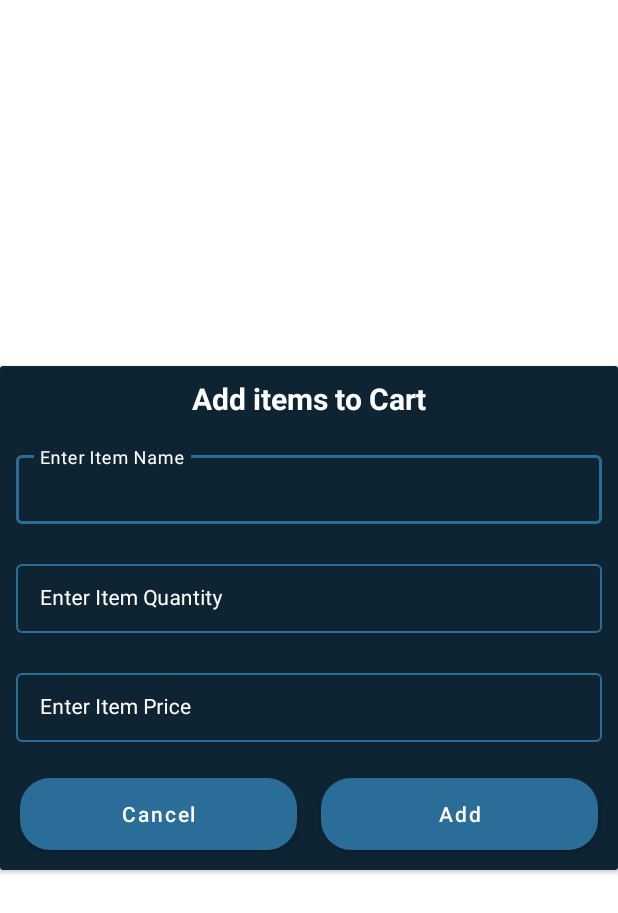
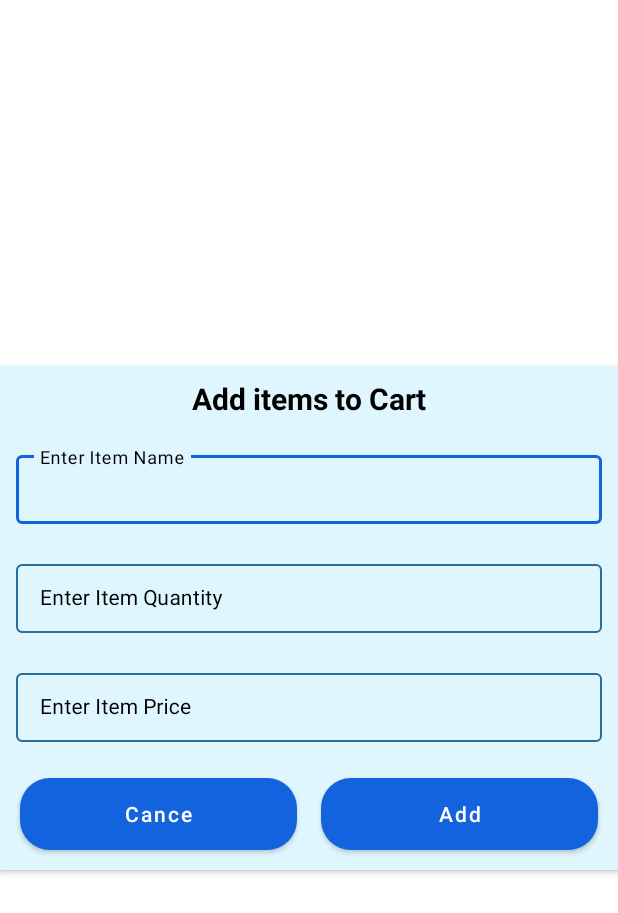
Before and after one commit to Suryansh1720001/Grocery-Application, an Android app: the layout grocery_add_dialog.xml on its own in the app's theme, with its tools: preview values and no code run, on a phone screen of 412 x 824 dp. Shown: the top 913 px of the screen. Run offline under Robolectric (Android 15) with nearby library versions, the phone set to English and light mode, and no system bars.

Commit message:
color theme changed

```diff
--- a/app/src/main/res/drawable/ic_delete.xml
+++ b/app/src/main/res/drawable/ic_delete.xml
@@ -1,5 +1,5 @@
 <vector android:height="24dp" android:tint="#000000"
     android:viewportHeight="24" android:viewportWidth="24"
     android:width="24dp" xmlns:android="http://schemas.android.com/apk/res/android">
-    <path android:fillColor="@android:color/white" android:pathData="M6,19c0,1.1 0.9,2 2,2h8c1.1,0 2,-0.9 2,-2V7H6v12zM19,4h-3.5l-1,-1h-5l-1,1H5v2h14V4z"/>
+    <path android:fillColor="@android:color/black" android:pathData="M6,19c0,1.1 0.9,2 2,2h8c1.1,0 2,-0.9 2,-2V7H6v12zM19,4h-3.5l-1,-1h-5l-1,1H5v2h14V4z"/>
 </vector>
--- a/app/src/main/res/layout/grocery_add_dialog.xml
+++ b/app/src/main/res/layout/grocery_add_dialog.xml
@@ -11,20 +11,25 @@
         android:background ="@color/blue_shade_1"
 
         >
+
         <TextView
             android:id="@+id/idTVHeading"
             android:layout_width="match_parent"
             android:layout_height="wrap_content"
+            android:layout_marginStart="4dp"
+            android:layout_marginLeft="4dp"
+            android:layout_marginTop="4dp"
+            android:layout_marginEnd="4dp"
+            android:layout_marginRight="4dp"
+            android:layout_marginBottom="4dp"
+            android:gravity="center"
+            android:padding="4dp"
             android:text="Add items to Cart"
             android:textAlignment="center"
-            android:gravity="center"
             android:textAllCaps="false"
-            android:textColor="@color/white"
-            android:textStyle="bold"
+            android:textColor="@color/black"
             android:textSize="20sp"
-            android:padding="4dp"
-            android:layout_margin="4dp"
-            />
+            android:textStyle="bold" />
 
         <LinearLayout
             android:layout_width="match_parent"
@@ -40,8 +45,8 @@
                 android:layout_margin="5dp"
                 android:hint="Enter Item Name"
                 android:padding="5dp"
-                android:textColorHint="@color/white"
-                app:hintTextColor="@color/white"
+                android:textColorHint="@color/black"
+                app:hintTextColor="@color/black"
                 >
 
                 <com.google.android.material.textfield.TextInputEditText
@@ -49,8 +54,8 @@
                     android:layout_height="wrap_content"
                     android:id="@+id/idEdItemName"
                     android:inputType="text"
-                    android:textColor="@color/white"
-                    android:textColorHint="@color/white"
+                    android:textColor="@color/black"
+                    android:textColorHint="@color/black"
                     android:textSize="14sp"
                     />
 
@@ -66,8 +71,8 @@
                 android:layout_margin="5dp"
                 android:hint="Enter Item Quantity"
                 android:padding="5dp"
-                android:textColorHint="@color/white"
-                app:hintTextColor="@color/white"
+                android:textColorHint="@color/black"
+                app:hintTextColor="@color/black"
                 >
 
                 <com.google.android.material.textfield.TextInputEditText
@@ -75,8 +80,8 @@
                     android:layout_height="wrap_content"
                     android:id="@+id/idEdItemQunatity"
                     android:inputType="number"
-                    android:textColor="@color/white"
-                    android:textColorHint="@color/white"
+                    android:textColor="@color/black"
+                    android:textColorHint="@color/black"
                     android:textSize="14sp"
                     />
 
@@ -91,8 +96,8 @@
                 android:layout_margin="5dp"
                 android:hint="Enter Item Price"
                 android:padding="5dp"
-                android:textColorHint="@color/white"
-                app:hintTextColor="@color/white"
+                android:textColorHint="@color/black"
+                app:hintTextColor="@color/black"
                 >
 
                 <com.google.android.material.textfield.TextInputEditText
@@ -100,8 +105,8 @@
                     android:layout_height="wrap_content"
                     android:id="@+id/idEdItemPrice"
                     android:inputType="number"
-                    android:textColor="@color/white"
-                    android:textColorHint="@color/white"
+                    android:textColor="@color/black"
+                    android:textColorHint="@color/black"
                     android:textSize="14sp"
                     />
 
@@ -122,7 +127,7 @@
                     android:layout_margin="8dp"
                     android:id="@+id/idBtnCancel"
                     android:background="@drawable/custom_button_back"
-                    android:text="Cancel"
+                    android:text="Cance"
                     android:textAllCaps="false"
                     />
                 <Button
--- a/app/src/main/res/values/colors.xml
+++ b/app/src/main/res/values/colors.xml
@@ -1,13 +1,13 @@
 <?xml version="1.0" encoding="utf-8"?>
 <resources xmlns:tools="http://schemas.android.com/tools">
-    <color name="purple_200">#296D98</color>
-    <color name="purple_500">#296D98</color>
-    <color name="purple_700">#296D98</color>
+    <color name="purple_200">#1363DF</color>
+    <color name="purple_500">#1363DF</color>
+    <color name="purple_700">#1363DF</color>
     <color name="teal_200">#FF03DAC5</color>
     <color name="teal_700">#FF018786</color>
     <color name="black">#FF000000</color>
     <color name="white">#FFFFFFFF</color>
     <color name="mtrl_textinput_default_box_stroke_color" tools:overrise ="true">#296D98</color>
-    <color name="blue_shade_1">#0e2433</color>
-    <color name="blue_shade_2">#1C4966</color>
+    <color name="blue_shade_1">#DFF6FF</color>
+    <color name="blue_shade_2">#47B5FF</color>
 </resources>
--- a/app/src/main/res/values/themes.xml
+++ b/app/src/main/res/values/themes.xml
@@ -15,7 +15,7 @@
     </style>
 
     <style name="TextInputEditTextTheme" parent="Widget.MaterialComponents.TextInputLayout.OutlinedBox.Dense">
-        <item name="boxStrokeColor">#296D98</item>
+        <item name="boxStrokeColor">#1363DF</item>
         <item name="boxStrokeWidth">1dp</item>
     </style>
 </resources>
```
Also changed, not shown: app/src/main/res/layout/grocery_rv_item.xml (+16 -12 lines).
